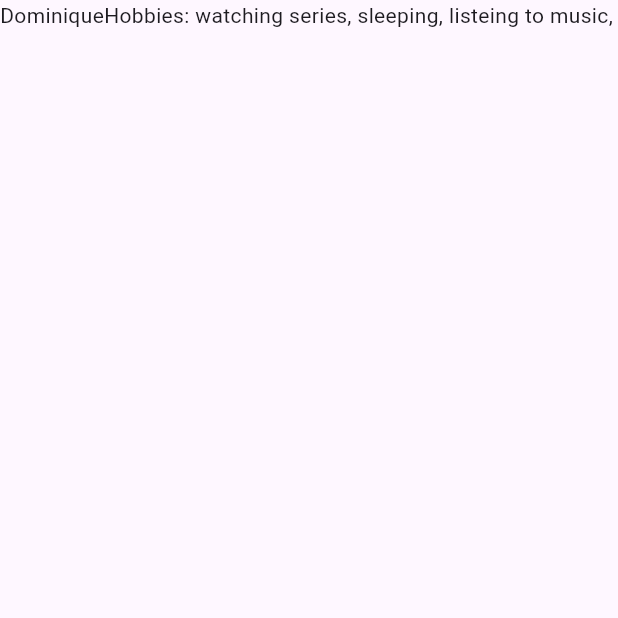
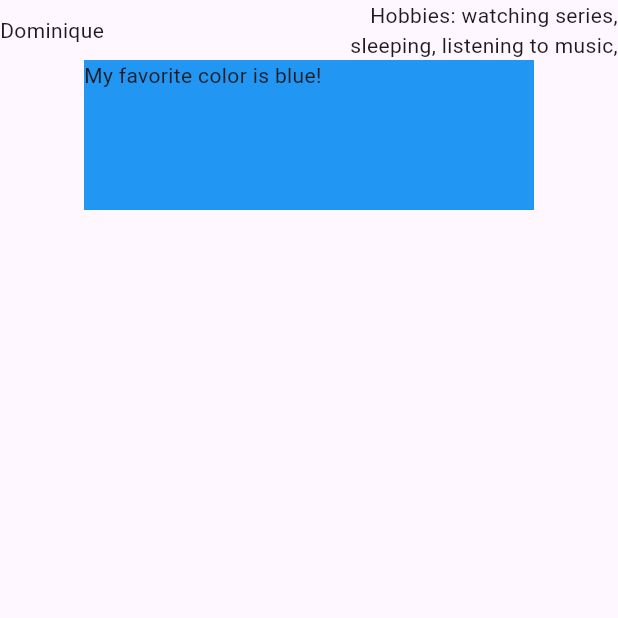
Before and after one commit to dromique/flutter_challenge1school, a Flutter app: the screen it shows after launch, on a phone screen of 412 x 824 dp, the top half of it. Run offline on Flutter 3.47's test engine with Material 3 defaults, Android fonts, the phone set to English and light mode, and no system bars.

Commit message:
spaced out the text, added color block

```diff
--- a/lib/main.dart
+++ b/lib/main.dart
@@ -9,15 +9,32 @@ class MainApp extends StatelessWidget {
 
   @override
   Widget build(BuildContext context) {
-    return const MaterialApp(
+    return MaterialApp(
       title: 'school challenge 1',
-      home: Scaffold(body:
-      Row(
-        children: [
-          (Text('Dominique')),
-          (Text('Hobbies: watching series, sleeping, listeing to music,')),
-        ],
-      )),
+      home: Scaffold(
+        body: Column(
+          children: [
+            Row(
+              children: [
+                Expanded(child: Text('Dominique', textAlign: TextAlign.left)),
+                Expanded(
+                  child: Text(
+                    'Hobbies: watching series, sleeping, listening to music,',
+                    textAlign: TextAlign.right,
+                  ),
+                ),
+              ],
+            ),
+
+            Container(
+              color: Colors.blue,
+              width: 300,
+              height: 100,
+              child: Text('My favorite color is blue!'),
+            ),
+          ],
+        ),
+      ),
     );
   }
 }
```
